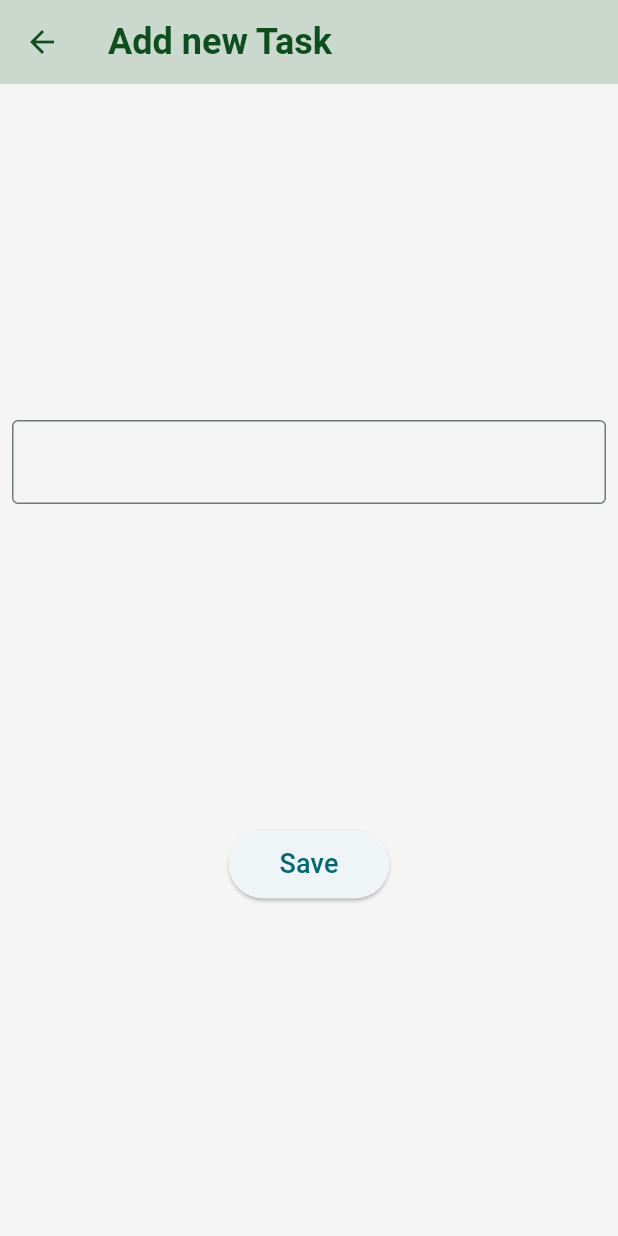
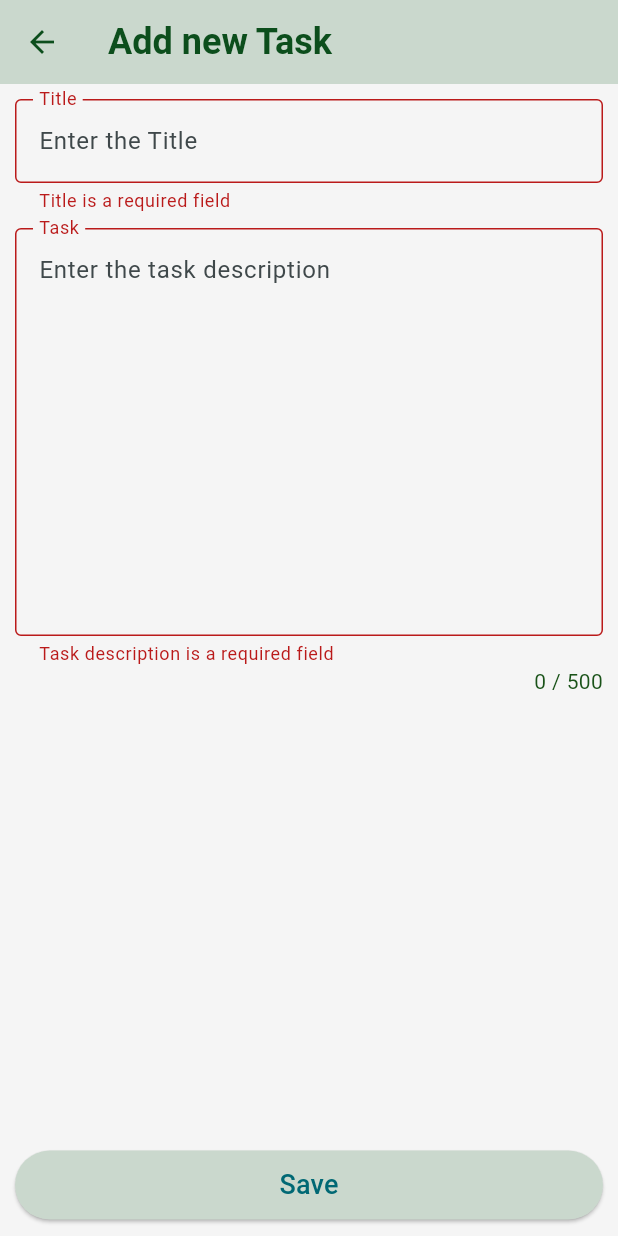
Before and after one commit to Dhruvrana8/task_management, a Flutter app: the AddNewTask screen opened by its route, after a tap on "Save", on a phone screen of 412 x 824 dp. Run offline on Flutter 3.47's test engine with Material 3 defaults, Android fonts, the phone set to English and light mode, and no system bars; our stand-ins replace google_fonts.

Commit message:
feat: add new task ui completed

```diff
--- a/lib/constants/colors.dart
+++ b/lib/constants/colors.dart
@@ -4,4 +4,6 @@ class CustomColors {
   static const primary = Color(0xFF0C4E1C);
   static const secondary = Color(0xFFCAD8CD);
   static const whiteSmoky = Color(0xFFF5F5F5);
+  static const danger = Color(0xFFC40C0C);
+  static const darkGreen = Color(0xFF1A5319);
 }
--- a/lib/screens/AddNewTask/add_new_task.dart
+++ b/lib/screens/AddNewTask/add_new_task.dart
@@ -1,4 +1,5 @@
 import 'package:flutter/material.dart';
+import 'package:flutter/services.dart';
 import 'package:task_management/constants/colors.dart';
 import './strings.dart';
 
@@ -10,6 +11,42 @@ class AddNewTask extends StatefulWidget {
 }
 
 class _AddNewTaskState extends State<AddNewTask> {
+  final TextEditingController _controllerTitle = TextEditingController();
+  final TextEditingController _controllerDescription = TextEditingController();
+  final int _wordLimit = 500;
+  int _wordCount = 0;
+  final _formKey = GlobalKey<FormState>();
+
+  void _updateWordCount() {
+    setState(() {
+      _wordCount = _controllerDescription.text.length;
+    });
+  }
+
+  @override
+  void initState() {
+    super.initState();
+    _controllerDescription.addListener(_updateWordCount);
+  }
+
+  @override
+  void dispose() {
+    _controllerDescription.removeListener(_updateWordCount);
+    _controllerDescription.dispose();
+    super.dispose();
+  }
+
+  void _saveTask() {
+    if (_formKey.currentState?.validate() ?? false) {
+      // Perform save operation
+      // For example, save to a database or call an API
+      ScaffoldMessenger.of(context).showSnackBar(
+        const SnackBar(content: Text('Task Saved')),
+      );
+      Navigator.pop(context);
+    }
+  }
+
   @override
   Widget build(BuildContext context) {
     return Scaffold(
@@ -29,21 +66,70 @@ class _AddNewTaskState extends State<AddNewTask> {
         backgroundColor: CustomColors.secondary,
       ),
       body: Padding(
-        padding: const EdgeInsets.all(8.0),
+        padding: const EdgeInsets.all(10.0),
         child: Center(
+          child: Form(
+            key: _formKey,
             child: Column(
-            mainAxisAlignment: MainAxisAlignment.spaceEvenly,
-            crossAxisAlignment: CrossAxisAlignment.center,
+              mainAxisAlignment: MainAxisAlignment.spaceBetween,
               children: [
-              Form(
-                child: TextFormField(
+                Column(
+                  crossAxisAlignment: CrossAxisAlignment.end,
+                  children: [
+                    TextFormField(
+                      controller: _controllerTitle,
                       decoration: const InputDecoration(
                         border: OutlineInputBorder(),
+                        hintText: strings.titleHint,
+                        labelText: strings.title,
+                        floatingLabelBehavior: FloatingLabelBehavior.always,
+                      ),
+                      validator: (value) {
+                        if (value == null || value.isEmpty) {
+                          return 'Title is a required field';
+                        }
+                        return null;
+                      },
+                    ),
+                    const SizedBox(
+                      height: 10,
+                    ),
+                    TextFormField(
+                      controller: _controllerDescription,
+                      maxLines: 10,
+                      decoration: const InputDecoration(
+                        border: OutlineInputBorder(),
+                        hintText: strings.taskHint,
+                        labelText: strings.task,
+                        floatingLabelBehavior: FloatingLabelBehavior.always,
+                      ),
+                      inputFormatters: [
+                        LengthLimitingTextInputFormatter(_wordLimit),
+                      ],
+                      validator: (value) {
+                        if (value == null || value.isEmpty) {
+                          return 'Task description is a required field';
+                        }
+                        return null;
+                      },
+                    ),
+                    Text(
+                      '$_wordCount / $_wordLimit',
+                      style: TextStyle(
+                        color: _wordCount > _wordLimit
+                            ? CustomColors.danger
+                            : CustomColors.darkGreen,
                       ),
                     ),
+                  ],
                 ),
-              ElevatedButton(
-                onPressed: () => {},
+                SizedBox(
+                  width: double.infinity,
+                  child: ElevatedButton(
+                    onPressed: _saveTask,
+                    style: ElevatedButton.styleFrom(
+                      backgroundColor: CustomColors.secondary,
+                    ),
                     child: const Padding(
                       padding: EdgeInsets.all(10.0),
                       child: Text(
@@ -51,8 +137,10 @@ class _AddNewTaskState extends State<AddNewTask> {
                         style: TextStyle(fontSize: 18),
                       ),
                     ),
-              )
+                  ),
+                ),
               ],
+            ),
           ),
         ),
       ),
--- a/lib/screens/AddNewTask/strings.dart
+++ b/lib/screens/AddNewTask/strings.dart
@@ -1,4 +1,8 @@
 class strings {
   static const addNewTask = "Add new Task";
   static const save = "Save";
+  static const title = "Title";
+  static const titleHint = "Enter the Title";
+  static const task = "Task";
+  static const taskHint = "Enter the task description";
 }
```
Lines whose indentation alone changed are shown as unchanged.
